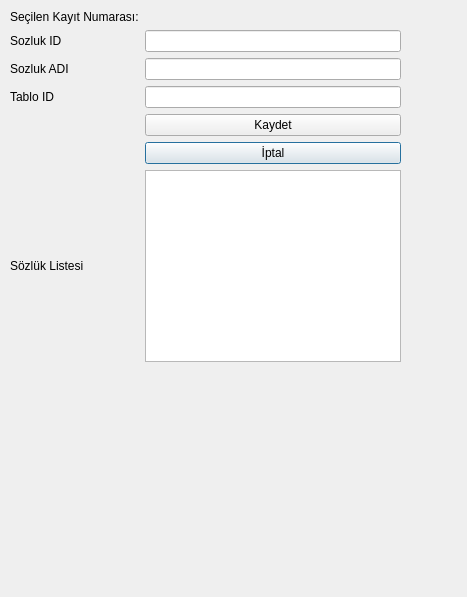
This is sozluk.ui in isilp/Python6-DesktopProjeOdevi as Qt 5 draws it before an edit. The edited form follows.
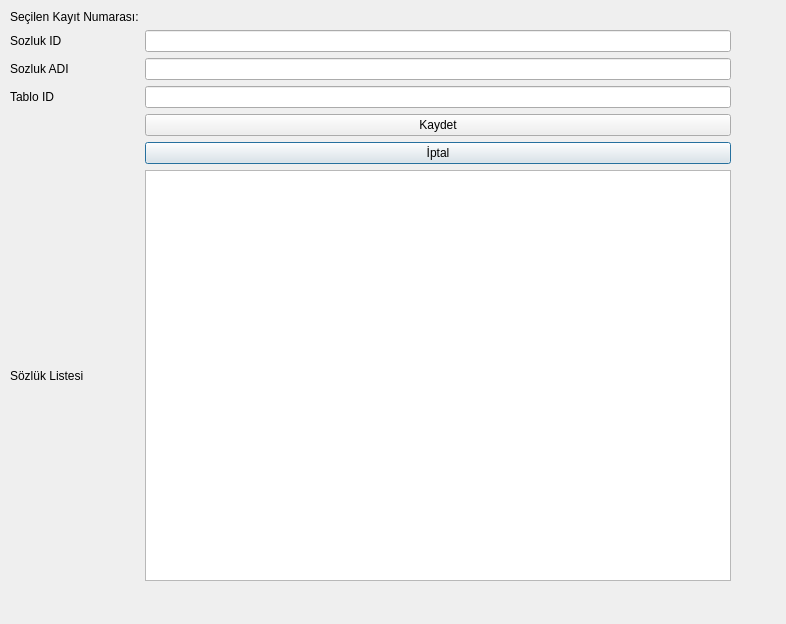
This is the edited form.

```diff
--- a/sozluk.ui
+++ b/sozluk.ui
@@ -6,8 +6,8 @@
    <rect>
     <x>0</x>
     <y>0</y>
-    <width>467</width>
-    <height>597</height>
+    <width>786</width>
+    <height>624</height>
    </rect>
   </property>
   <property name="windowTitle">
@@ -18,13 +18,13 @@
     <rect>
      <x>10</x>
      <y>10</y>
-     <width>431</width>
-     <height>561</height>
+     <width>721</width>
+     <height>571</height>
     </rect>
    </property>
    <layout class="QGridLayout" name="gridLayout" columnstretch="0,0">
     <property name="sizeConstraint">
-     <enum>QLayout::SetFixedSize</enum>
+     <enum>QLayout::SetDefaultConstraint</enum>
     </property>
     <item row="3" column="1">
      <widget class="QLineEdit" name="txtTablo">
```
Left out of the diff: 2 changed lines with no effect on the pictures.
